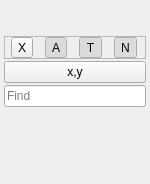
Qt form src/WidgetImageOverlay.ui (gdevic/Z80Explorer) before a commit.
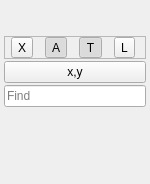
The same form after that commit.

Commit message: Retargetting overlay buttons

Patch:
```diff
--- a/src/WidgetImageOverlay.ui
+++ b/src/WidgetImageOverlay.ui
@@ -133,14 +133,11 @@
          <number>5000</number>
         </property>
         <property name="text">
-         <string>N</string>
+         <string>L</string>
         </property>
         <property name="checkable">
          <bool>true</bool>
         </property>
-        <property name="checked">
-         <bool>true</bool>
-        </property>
        </widget>
       </item>
      </layout>
```
Left out of the diff: 8 changed lines with no effect on the pictures. The commit also changes 1 other file.
